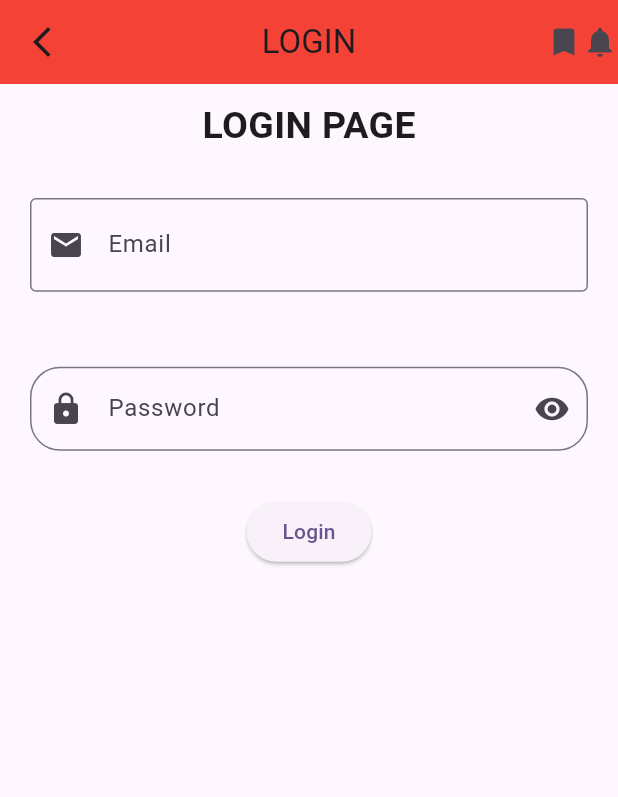
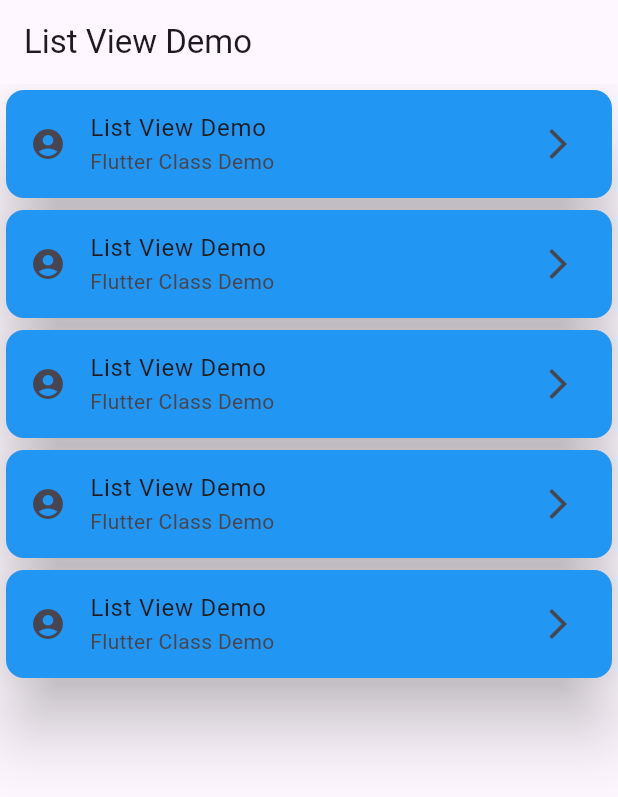
Before and after one commit to AbRehman536/Flutter_sec_1, a Flutter app: the screen it shows after launch, on a phone screen of 412 x 824 dp. Shown: the top 797 px of the screen. Run offline on Flutter 3.47's test engine with Material 3 defaults, Android fonts, the light colour scheme and no system bars.

Commit message:
listview builder

```diff
--- /dev/null
+++ b/lib/listview.dart
@@ -0,0 +1,29 @@
+import 'package:flutter/material.dart';
+
+class ListViewDemo extends StatelessWidget {
+  const ListViewDemo({super.key});
+
+  @override
+  Widget build(BuildContext context) {
+    return Scaffold(
+      appBar: AppBar(title: Text("List View Demo"),),
+      body: ListView.builder(
+        itemCount: 5,
+        itemBuilder: (context, i){
+          return Container(
+            child: Card(
+              color: Colors.blue,
+              elevation: 20,
+              child: ListTile(
+                leading: Icon(Icons.account_circle),
+                title: Text("List View Demo"),
+                subtitle: Text("Flutter Class Demo"),
+                trailing: Icon(Icons.arrow_forward_ios),
+              ),
+            ),
+          );
+        }
+      ),
+    );
+  }
+}
--- a/lib/main.dart
+++ b/lib/main.dart
@@ -1,6 +1,7 @@
 import 'package:flutter/material.dart';
 import 'package:flutter_sec_1/assets_image.dart';
 import 'package:flutter_sec_1/images.dart';
+import 'package:flutter_sec_1/listview.dart';
 import 'package:flutter_sec_1/login.dart';
 import 'package:flutter_sec_1/row_column.dart';
 
@@ -35,7 +36,7 @@
         colorScheme: ColorScheme.fromSeed(seedColor: Colors.deepPurple),
         useMaterial3: true,
       ),
-      home: LoginView(),
+      home: ListViewDemo(),
     );
   }
 }
```
